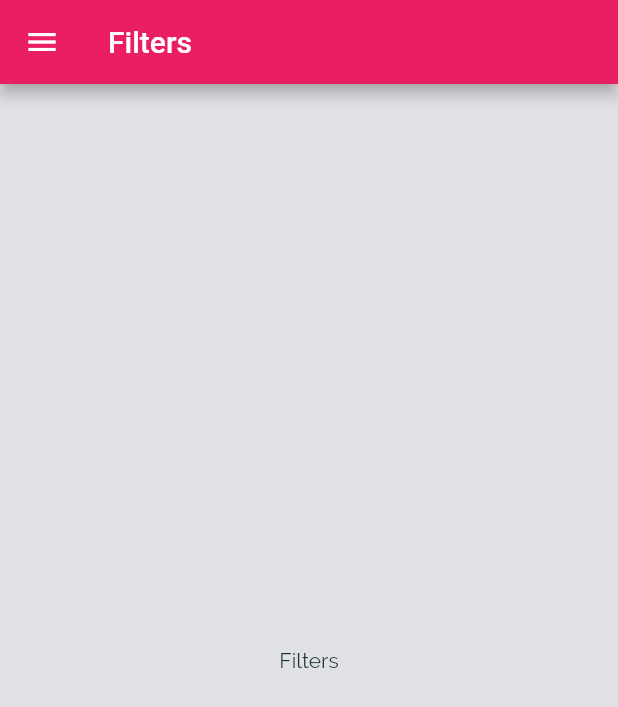
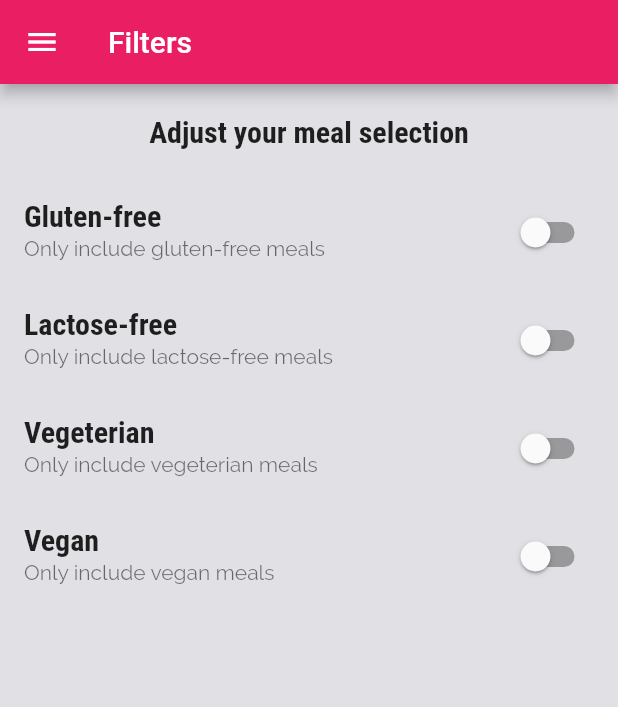
Before and after one commit to Petar81/Serbian-Recipes, a Flutter app: the FiltersScreen screen opened by its route, on a phone screen of 412 x 824 dp. Shown: the top 707 px of the screen. Run offline on Flutter 3.47's test engine with Material 2 defaults, Android fonts, the phone set to English and light mode, and no system bars; network calls fail.

Commit message:
add all the filter switches

```diff
--- a/lib/screens/filters_screen.dart
+++ b/lib/screens/filters_screen.dart
@@ -2,9 +2,31 @@ import 'package:flutter/material.dart';
 
 import '../widgets/main_drawer.dart';
 
-class FiltersScreen extends StatelessWidget {
+class FiltersScreen extends StatefulWidget {
   static const routeName = '/filters';
   const FiltersScreen({Key? key}) : super(key: key);
+
+  @override
+  State<FiltersScreen> createState() => _FiltersScreenState();
+}
+
+class _FiltersScreenState extends State<FiltersScreen> {
+  bool _glutenFree = false;
+  bool _vegeterian = false;
+  bool _vegan = false;
+  bool _lactoseFree = false;
+
+  Widget _buildSwitchListTile(String title, String description,
+      bool currentValue, Function updateValue) {
+    return SwitchListTile(
+      title: Text(title),
+      value: currentValue,
+      subtitle: Text(description),
+      onChanged: (value) {
+        updateValue(value);
+      },
+    );
+  }
 
   @override
   Widget build(BuildContext context) {
@@ -13,8 +35,47 @@ class FiltersScreen extends StatelessWidget {
         title: const Text('Filters'),
       ),
       drawer: const MainDrawer(),
-      body: const Center(
-        child: Text('Filters'),
+      body: Column(
+        children: <Widget>[
+          Container(
+            padding: const EdgeInsets.all(20),
+            child: Text(
+              'Adjust your meal selection',
+              style: Theme.of(context).textTheme.subtitle1,
+            ),
+          ),
+          Expanded(
+              child: ListView(
+            children: <Widget>[
+              _buildSwitchListTile(
+                  'Gluten-free', 'Only include gluten-free meals', _glutenFree,
+                  (newValue) {
+                setState(() {
+                  _glutenFree = newValue;
+                });
+              }),
+              _buildSwitchListTile('Lactose-free',
+                  'Only include lactose-free meals', _lactoseFree, (newValue) {
+                setState(() {
+                  _lactoseFree = newValue;
+                });
+              }),
+              _buildSwitchListTile(
+                  'Vegeterian', 'Only include vegeterian meals', _vegeterian,
+                  (newValue) {
+                setState(() {
+                  _vegeterian = newValue;
+                });
+              }),
+              _buildSwitchListTile('Vegan', 'Only include vegan meals', _vegan,
+                  (newValue) {
+                setState(() {
+                  _vegan = newValue;
+                });
+              }),
+            ],
+          )),
+        ],
       ),
     );
   }
```
